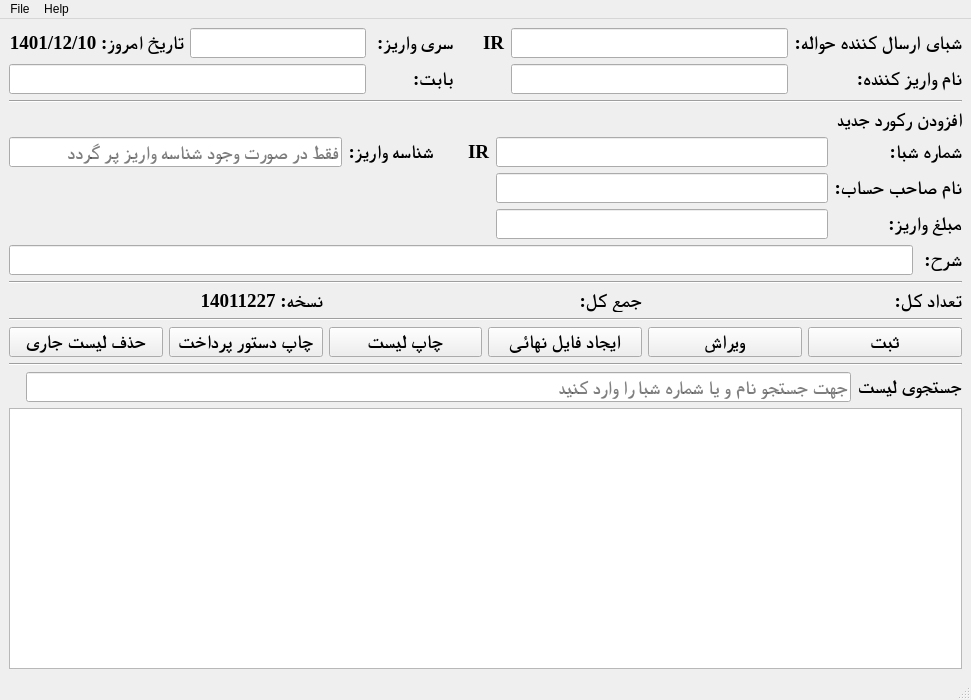
First picture: the form in mainwindow.ui, repository ahmadbabayi/QtBmipaya, before the edit.
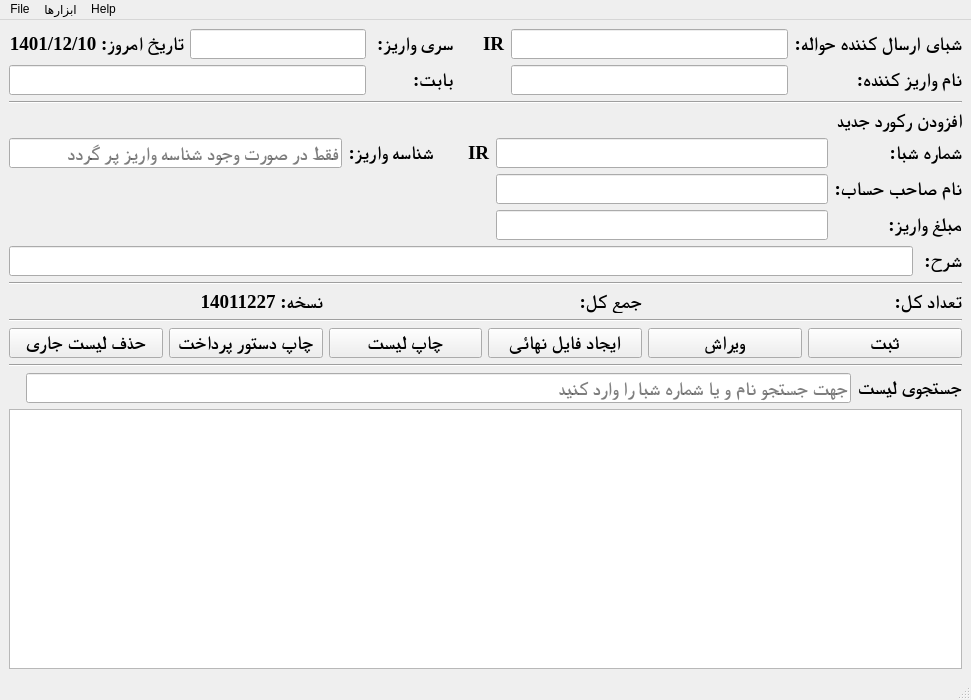
Second picture: the form after the edit.

Patch:
```diff
--- a/mainwindow.ui
+++ b/mainwindow.ui
@@ -416,7 +416,7 @@
      <x>0</x>
      <y>0</y>
      <width>971</width>
-     <height>21</height>
+     <height>23</height>
     </rect>
    </property>
    <widget class="QMenu" name="menu">
@@ -437,7 +437,14 @@
     <addaction name="HelpAction"/>
     <addaction name="AboutAction"/>
    </widget>
+   <widget class="QMenu" name="menu_3">
+    <property name="title">
+     <string>ابزارها</string>
+    </property>
+    <addaction name="PrintCheque"/>
+   </widget>
    <addaction name="menu"/>
+   <addaction name="menu_3"/>
    <addaction name="menu_2"/>
   </widget>
   <widget class="QStatusBar" name="statusbar"/>
```
Left out of the diff: 5 changed lines with no effect on the pictures.
